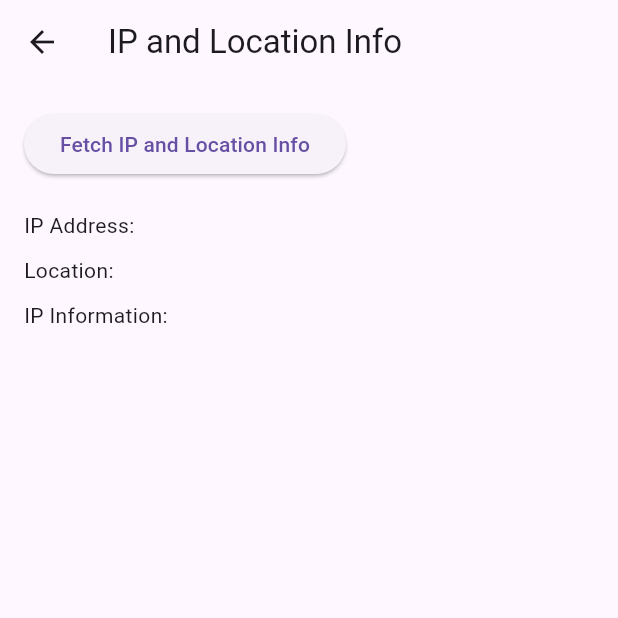
After one commit to mamadouramadan723/Flutter-Community-Features, a Flutter app: the screen it shows after launch, in the side drawer, after a tap on "IP Infos", on a phone screen of 412 x 824 dp, the top half of it. The commit adds this screen. Run offline on Flutter 3.47's test engine with Material 3 defaults, Android fonts, the phone set to English and light mode, and no system bars; our stand-ins replace chewie, device_info_plus, geolocator, image_picker, video_player, youtube_player_flutter.

Commit message:
3 - IP Infos

```diff
--- /dev/null
+++ b/lib/features/IP/ip_infos.dart
@@ -0,0 +1,134 @@
+import 'dart:convert';
+
+import 'package:flutter/material.dart';
+import 'package:geolocator/geolocator.dart';
+import 'package:http/http.dart' as http;
+
+class IPInfoScreen extends StatefulWidget {
+  const IPInfoScreen({super.key});
+
+  @override
+  State<IPInfoScreen> createState() => _IPInfoScreenState();
+}
+
+class _IPInfoScreenState extends State<IPInfoScreen> {
+  String _ipAddress = '';
+  String _location = '';
+  String _ipInfo = '';
+  bool _isLoading = false;
+
+  @override
+  Widget build(BuildContext context) {
+    return Scaffold(
+      appBar: AppBar(
+        title: const Text('IP and Location Info'),
+      ),
+      body: Padding(
+        padding: const EdgeInsets.all(16.0),
+        child: Column(
+          crossAxisAlignment: CrossAxisAlignment.start,
+          children: [
+            ElevatedButton(
+              onPressed: _fetchIPInfo,
+              child: const Text('Fetch IP and Location Info'),
+            ),
+            const SizedBox(height: 20),
+            _isLoading
+                ? const Center(child: CircularProgressIndicator())
+                : Column(
+                    crossAxisAlignment: CrossAxisAlignment.start,
+                    children: [
+                      Text('IP Address: $_ipAddress'),
+                      const SizedBox(height: 10),
+                      Text('Location: $_location'),
+                      const SizedBox(height: 10),
+                      Text('IP Information: $_ipInfo'),
+                    ],
+                  ),
+          ],
+        ),
+      ),
+    );
+  }
+
+  Future<void> _fetchIPInfo() async {
+    setState(() {
+      _isLoading = true;
+    });
+
+    await _getIPAddress();
+    await _getLocation();
+
+    setState(() {
+      _isLoading = false;
+    });
+  }
+
+  Future<void> _getIPAddress() async {
+    try {
+      final response = await http.get(
+        Uri.parse('https://api.techniknews.net/ipgeo'),
+      );
+      if (response.statusCode == 200) {
+        final data = jsonDecode(response.body);
+        setState(() {
+          _ipAddress = data['ip'];
+          _ipInfo = data.toString();
+        });
+      } else {
+        setState(() {
+          _ipInfo = 'Failed to load IP information';
+        });
+      }
+    } catch (e) {
+      setState(() {
+        _ipInfo = 'Error: $e';
+      });
+    }
+  }
+
+  Future<void> _getLocation() async {
+    bool serviceEnabled;
+    LocationPermission permission;
+
+    serviceEnabled = await Geolocator.isLocationServiceEnabled();
+    if (!serviceEnabled) {
+      setState(() {
+        _location = 'Location services are disabled.';
+      });
+      return;
+    }
+
+    permission = await Geolocator.checkPermission();
+    if (permission == LocationPermission.denied) {
+      permission = await Geolocator.requestPermission();
+      if (permission == LocationPermission.denied) {
+        setState(() {
+          _location = 'Location permissions are denied';
+        });
+        return;
+      }
+    }
+
+    if (permission == LocationPermission.deniedForever) {
+      setState(() {
+        _location =
+            'Location permissions are permanently denied, we cannot request permissions.';
+      });
+      return;
+    }
+
+    try {
+      final position = await Geolocator.getCurrentPosition(
+          desiredAccuracy: LocationAccuracy.high);
+      setState(() {
+        _location =
+            'Latitude: ${position.latitude}, Longitude: ${position.longitude}';
+      });
+    } catch (e) {
+      setState(() {
+        _location = 'Error: $e';
+      });
+    }
+  }
+}
--- a/lib/main.dart
+++ b/lib/main.dart
@@ -1,6 +1,7 @@
 import 'package:flutter/material.dart';
 import 'package:transverse/sidebar.dart';
 
+import 'features/IP/ip_infos.dart';
 import 'features/device/device_info.dart';
 import 'features/video/video_screen.dart';
 
@@ -24,6 +25,8 @@ class MyApp extends StatelessWidget {
       routes: {
         '/video_reader': (context) => const VideoPlayersScreen(),
         '/device_info': (context) => const DeviceInfoScreen(),
+        '/ip_info': (context) => const IPInfoScreen(),
+
         // Add more routes for other features
       },
     );
--- a/lib/sidebar.dart
+++ b/lib/sidebar.dart
@@ -47,6 +47,13 @@ class Sidebar extends StatelessWidget {
               Navigator.pushNamed(context, '/device_info');
             },
           ),
+          ListTile(
+            leading: const Icon(Icons.devices_sharp),
+            title: const Text('IP Infos'),
+            onTap: () {
+              Navigator.pushNamed(context, '/ip_info');
+            },
+          ),
           const Divider(),
           ListTile(
             leading: const Icon(Icons.settings),
--- a/pubspec.yaml
+++ b/pubspec.yaml
@@ -41,6 +41,8 @@ dependencies:
   youtube_player_flutter: ^9.0.3
   device_info_plus: ^10.1.2
   uuid: ^4.4.2
+  http: ^1.2.2
+  geolocator: ^13.0.1
 
 dev_dependencies:
   flutter_test:
```
Also changed, not shown: pubspec.lock, 5 other files.
